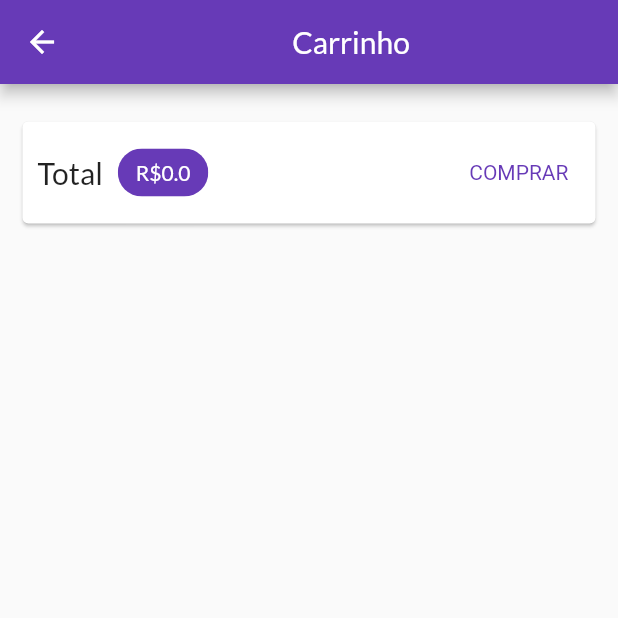
After one commit to EduardoVitech/ShopFlutter, a Flutter app: the CartPage screen opened by its route, on a phone screen of 412 x 824 dp, the top half of it. The commit adds this screen. Run offline on Flutter 3.47's test engine with Material 2 defaults, Android fonts, the phone set to English and light mode, and no system bars; network calls fail.

Commit message:
Quarto commit

```diff
--- a/lib/models/cart_item.dart
+++ b/lib/models/cart_item.dart
@@ -2,14 +2,14 @@ class CartItem {
   String id;
   String productId;
   String productName;
-  int qunatity;
+  int quantity;
   double price;
 
   CartItem({
     required this.id,
     required this.productId,
     required this.productName,
-    required this.qunatity,
+    required this.quantity,
     required this.price,
   });
 }
--- /dev/null
+++ b/lib/pages/cart_page.dart
@@ -0,0 +1,73 @@
+import 'package:flutter/material.dart';
+import 'package:provider/provider.dart';
+import 'package:shop_flutter/components/cart_items.dart';
+import 'package:shop_flutter/models/cart.dart';
+
+class CartPage extends StatelessWidget {
+  const CartPage({Key? key}) : super(key: key);
+
+  @override
+  Widget build(BuildContext context) {
+    final Cart cart = Provider.of(context);
+    final items = cart.items.values.toList();
+
+    return Scaffold(
+      appBar: AppBar(
+        title: const Center(
+          child: Text("Carrinho"),
+        ),
+      ),
+      body: Column(
+        children: [
+          Card(
+            margin: const EdgeInsets.symmetric(
+              horizontal: 15,
+              vertical: 25,
+            ),
+            child: Padding(
+              padding: const EdgeInsets.all(10),
+              child: Row(
+                mainAxisAlignment: MainAxisAlignment.spaceBetween,
+                children: [
+                  const Text(
+                    'Total',
+                    style: TextStyle(
+                      fontSize: 20,
+                    ),
+                  ),
+                  const SizedBox(width: 10),
+                  Chip(
+                    backgroundColor: Theme.of(context).primaryColor,
+                    label: Text(
+                      'R\$${cart.totalAmount}',
+                      style: TextStyle(
+                        color:
+                            Theme.of(context).primaryTextTheme.headline6?.color,
+                      ),
+                    ),
+                  ),
+                  const Spacer(),
+                  TextButton(
+                    child: const Text('COMPRAR'),
+                    style: TextButton.styleFrom(
+                      textStyle: TextStyle(
+                        color: Theme.of(context).primaryColor,
+                      ),
+                    ),
+                    onPressed: () {},
+                  ),
+                ],
+              ),
+            ),
+          ),
+          Expanded(
+            child: ListView.builder(
+              itemCount: items.length,
+              itemBuilder: (ctx, i) => CartItemWidget(items[i]),
+            ),
+          ),
+        ],
+      ),
+    );
+  }
+}
--- a/lib/utils/app_routes.dart
+++ b/lib/utils/app_routes.dart
@@ -1,3 +1,4 @@
 class AppRoutes {
   static const PRODUCT_DETAIL = '/product-detail';
+  static const CART = '/cart';
 }
```
Also changed, not shown: lib/components/badge.dart (added, +47 -0 lines), lib/components/cart_items.dart (added, +62 -0 lines), lib/components/product_item.dart (+7 -1 lines), lib/main.dart (+13 -3 lines), lib/models/cart.dart (added, +62 -0 lines), lib/pages/products_overview_page.dart (+16 -0 lines).
